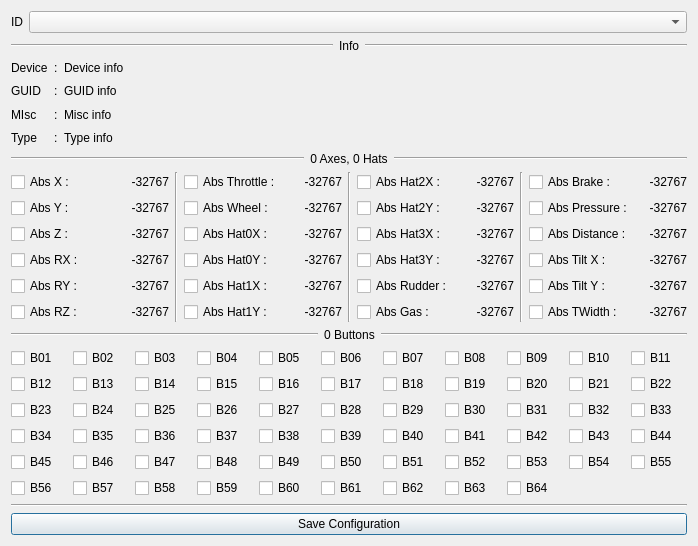
Old version of the form src/gui/designer/dlgJsc.ui in the repository punesemu/puNES.
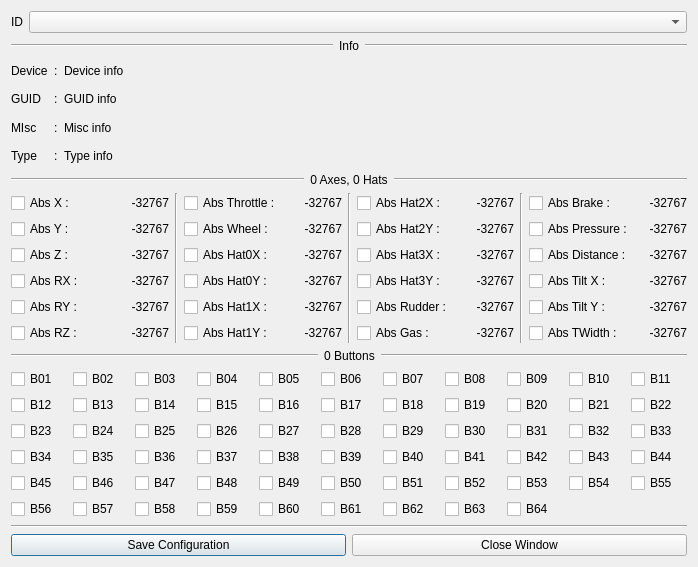
New version of the form. Icons and pictures are not drawn.

Commit message: Added a button to close the window.

Patch:
```diff
--- a/src/gui/designer/dlgJsc.ui
+++ b/src/gui/designer/dlgJsc.ui
@@ -7,7 +7,7 @@
     <x>0</x>
     <y>0</y>
     <width>698</width>
-    <height>546</height>
+    <height>567</height>
    </rect>
   </property>
   <property name="windowTitle">
@@ -1182,6 +1182,8 @@
      </property>
     </widget>
    </item>
+   <item>
+    <layout class="QHBoxLayout" name="horizontalLayout_Save_Close">
    <item>
     <widget class="QPushButton" name="pushButton_Save">
      <property name="text">
@@ -1193,6 +1195,19 @@
      </property>
     </widget>
    </item>
+     <item>
+      <widget class="QPushButton" name="pushButton_CLose">
+       <property name="text">
+        <string>Close Window</string>
+       </property>
+       <property name="icon">
+        <iconset resource="resources.qrc">
+         <normaloff>:/icon/icons/window_close.svg</normaloff>:/icon/icons/window_close.svg</iconset>
+       </property>
+      </widget>
+     </item>
+    </layout>
+   </item>
   </layout>
  </widget>
  <tabstops>
```
Left out of the diff: 3 changed lines with no effect on the pictures. Lines whose indentation alone changed are shown as unchanged. The commit also changes 2 other files.
